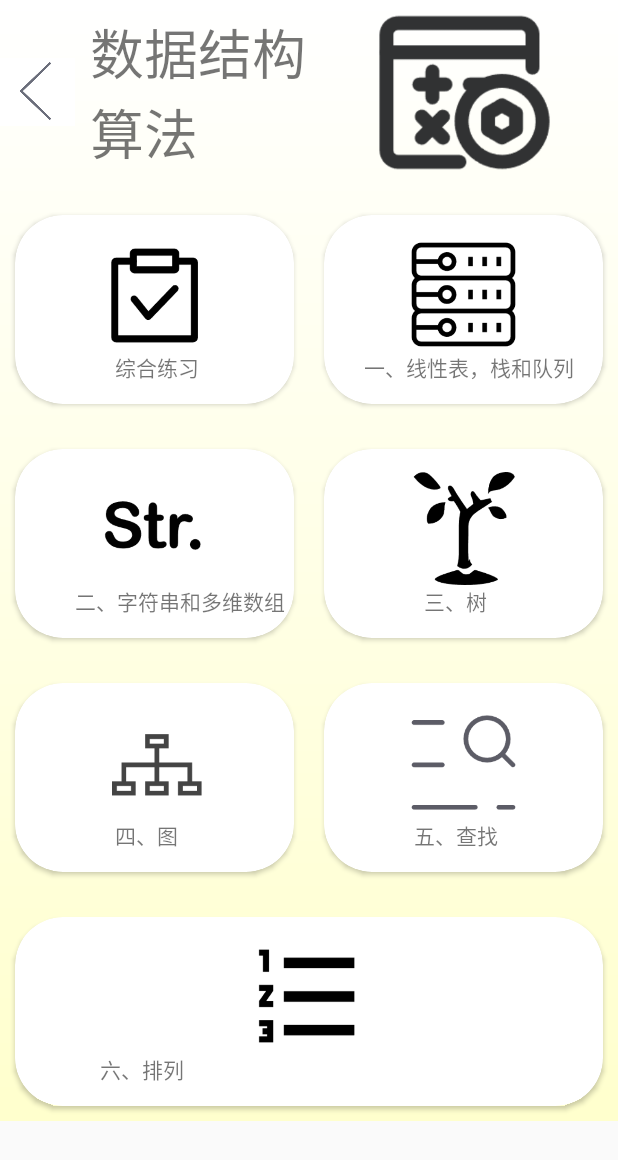
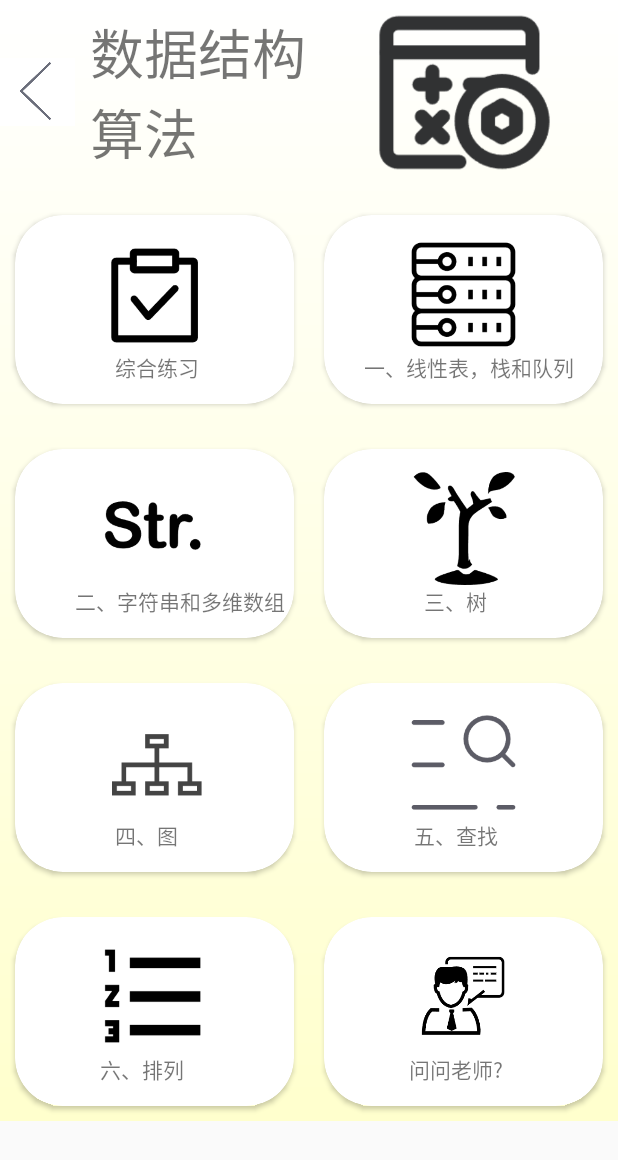
Before and after one commit to Weeb-killer/WeTestAdvanced, an Android app: the PracticeActicity screen opened directly, with no data from a screen before it, on a phone screen of 412 x 824 dp. Shown: the top 1160 px of the screen. Run offline under Robolectric (Android 15) with nearby library versions, the phone set to English and light mode, and no system bars.

Commit message:
AI ver1.0还未更改UI
AI老师对话

```diff
--- a/app/src/main/java/com/example/cognitive_diagnosis_app/PracticeActicity.java
+++ b/app/src/main/java/com/example/cognitive_diagnosis_app/PracticeActicity.java
@@ -59,5 +59,10 @@ public class PracticeActicity extends AppCompatActivity {
         startActivity(intent);//开始activity，跳转到下一个页面
         overridePendingTransition(R.anim.activity_jump1,R.anim.activity_jump2);
     }
+    public void pOnclickAI(View view){
+        Intent intent = new Intent(PracticeActicity.this, ChatWithAI.class);
+        startActivity(intent);//开始activity，跳转到下一个页面
+        overridePendingTransition(R.anim.activity_jump1,R.anim.activity_jump2);
+    }
 
 }
--- /dev/null
+++ b/app/src/main/res/drawable/round_corner.xml
@@ -0,0 +1,6 @@
+<?xml version="1.0" encoding="utf-8"?>
+<shape xmlns:android="http://schemas.android.com/apk/res/android">
+    <solid android:color="@color/white"/>
+    <stroke android:width="1dp"/>
+    <corners android:radius="5dp"/>
+</shape>
--- a/app/src/main/res/layout/activity_practice.xml
+++ b/app/src/main/res/layout/activity_practice.xml
@@ -289,6 +289,37 @@
 
             </RelativeLayout>
         </androidx.cardview.widget.CardView>
+        <androidx.cardview.widget.CardView
+            app:cardCornerRadius="32dp"
+            android:layout_width="0dp"
+            android:layout_height="match_parent"
+            android:layout_weight="1"
+            android:padding="10dp"
+            android:layout_margin="10dp"
+            android:onClick="pOnclickAI"
+            >
+
+            <RelativeLayout
+                android:layout_width="match_parent"
+                android:layout_height="match_parent">
+                <ImageView
+                    android:id="@+id/ChatWithAI"
+                    android:layout_width="75dp"
+                    android:layout_height="75dp"
+                    android:layout_centerHorizontal="true"
+                    android:layout_marginTop="15dp"
+                    android:src="@mipmap/teacher"
+                    ></ImageView>
+                <TextView
+                    android:layout_width="match_parent"
+                    android:layout_height="match_parent"
+                    android:layout_below="@id/ChatWithAI"
+                    android:text="                 问问老师?"
+                    android:layout_centerHorizontal="true"
+                    ></TextView>
+
+            </RelativeLayout>
+        </androidx.cardview.widget.CardView>
 
     </LinearLayout>
 
```
Also changed, not shown: app/build.gradle (+6 -1 lines), app/src/main/AndroidManifest.xml (+13 -0 lines), app/src/main/java/com/example/cognitive_diagnosis_app/BmobApp.java (added, +19 -0 lines), app/src/main/java/com/example/cognitive_diagnosis_app/ChatWithAI.java (added, +87 -0 lines), app/src/main/java/com/example/cognitive_diagnosis_app/Message.java (added, +30 -0 lines), app/src/main/java/com/example/cognitive_diagnosis_app/MessageAdapter.java (added, +63 -0 lines), app/src/main/res/layout/activity_chatwithai.xml (added, +36 -0 lines), app/src/main/res/layout/chat_item.xml (added, +60 -0 lines), app/src/main/res/mipmap-hdpi/ic_student.png (added), app/src/main/res/mipmap-hdpi/teacher.png (added).
